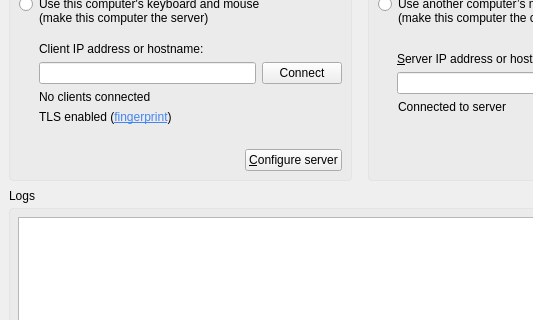
First picture: the form in src/gui/src/MainWindowBase.ui, repository deskflow/deskflow, before the edit; both pictures show x 0 to 533 and y 119 to 439 of the 720 by 552 pixel window.
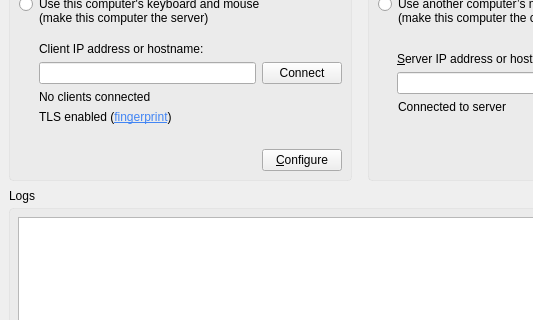
Second picture: the form after the edit. Icons and pictures are not drawn. Custom widgets are drawn as their Qt base class.

Diff of the .ui file:
```diff
--- a/src/gui/src/MainWindowBase.ui
+++ b/src/gui/src/MainWindowBase.ui
@@ -357,7 +357,7 @@
                </size>
               </property>
               <property name="text">
-               <string>&amp;Configure server</string>
+               <string>&amp;Configure</string>
               </property>
              </widget>
             </item>
```
Left out of the diff: 11 changed lines with no effect on the pictures.
